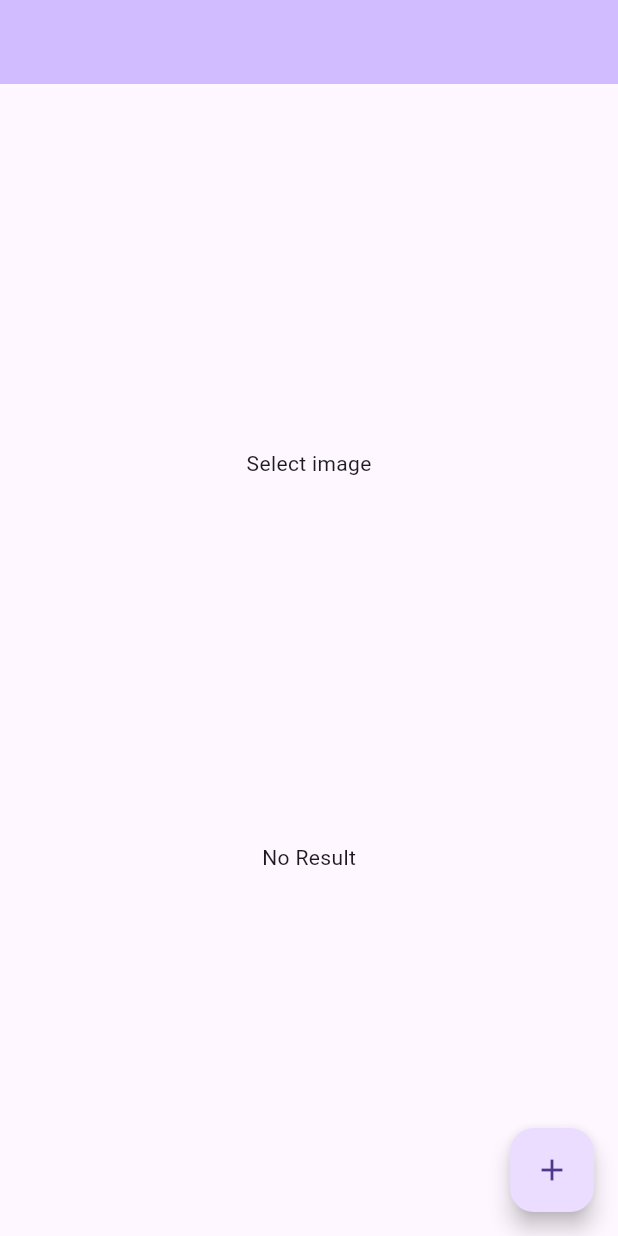
After one commit to CP24SY2/taxdy-demo, a Flutter app: the screen it shows after launch, on a phone screen of 412 x 824 dp. The commit adds this screen. Run offline on Flutter 3.47's test engine with Material 3 defaults, Android fonts, the phone set to English and light mode, and no system bars; our stand-ins replace image_picker; missing offline and left inert: google_mlkit_text_recognition.

Commit message:
👾 move orc to another page

```diff
--- /dev/null
+++ b/lib/screens/ocrPage.dart
@@ -0,0 +1,106 @@
+import 'package:flutter/material.dart';
+import 'dart:convert';
+import 'dart:developer';
+import 'dart:io';
+
+import 'package:google_mlkit_text_recognition/google_mlkit_text_recognition.dart';
+import 'package:image_picker/image_picker.dart';
+
+class OcrPage extends StatefulWidget {
+  const OcrPage({super.key});
+
+  @override
+  State<OcrPage> createState() => _OcrPageState();
+}
+
+class _OcrPageState extends State<OcrPage> {
+  File? selectedMedia;
+
+  @override
+  Widget build(BuildContext context) {
+    return Scaffold(
+      appBar: AppBar(
+        backgroundColor: Theme.of(context).colorScheme.inversePrimary,
+      ),
+      body: Center(
+        child: Column(
+          mainAxisSize: MainAxisSize.max,
+          mainAxisAlignment: MainAxisAlignment.spaceEvenly,
+          crossAxisAlignment: CrossAxisAlignment.center,
+          children: [
+            _imageView(),
+            _extractTextView(),
+          ],
+        ),
+      ),
+      floatingActionButton: FloatingActionButton(
+        onPressed: () async {
+          final media =
+              await ImagePicker().pickImage(source: ImageSource.gallery);
+          if (media != null) {
+            final data = File(media.path);
+            setState(() {
+              selectedMedia = data;
+            });
+          }
+        },
+        tooltip: 'Select Image',
+        child: const Icon(Icons.add),
+      ),
+    );
+  }
+
+  Widget _imageView() {
+    if (selectedMedia == null) {
+      return const Center(
+        child: Text("Select image"),
+      );
+    }
+    return Center(
+      child: Image.file(
+        selectedMedia!,
+        width: 200,
+      ),
+    );
+  }
+
+  Widget _extractTextView() {
+    if (selectedMedia == null) {
+      return const Center(
+        child: Text("No Result"),
+      );
+    }
+    return FutureBuilder(
+        future: _extractText(selectedMedia!),
+        builder: (context, snapshot) {
+          return Text(
+            snapshot.data ?? "",
+            style: const TextStyle(fontSize: 50),
+          );
+        });
+  }
+
+  Future<String?> _extractText(File file) async {
+    final textRecognizer = TextRecognizer(
+      script: TextRecognitionScript.latin,
+    );
+
+    final InputImage inputimage = InputImage.fromFile(file);
+    final RecognizedText recognizedText =
+        await textRecognizer.processImage(inputimage);
+    String text = recognizedText.text;
+    LineSplitter ls = LineSplitter();
+    List<String> textList = ls.convert(text);
+    for (var i = 0; i < textList.length; i++) {
+      if (textList[i].contains("THB")) {
+        log("text: $textList[i]");
+        text = textList[i];
+        textRecognizer.close();
+        return text;
+      }
+    }
+    textRecognizer.close();
+
+    return text;
+  }
+}
```
Also changed, not shown: lib/main.dart (+7 -115 lines).
